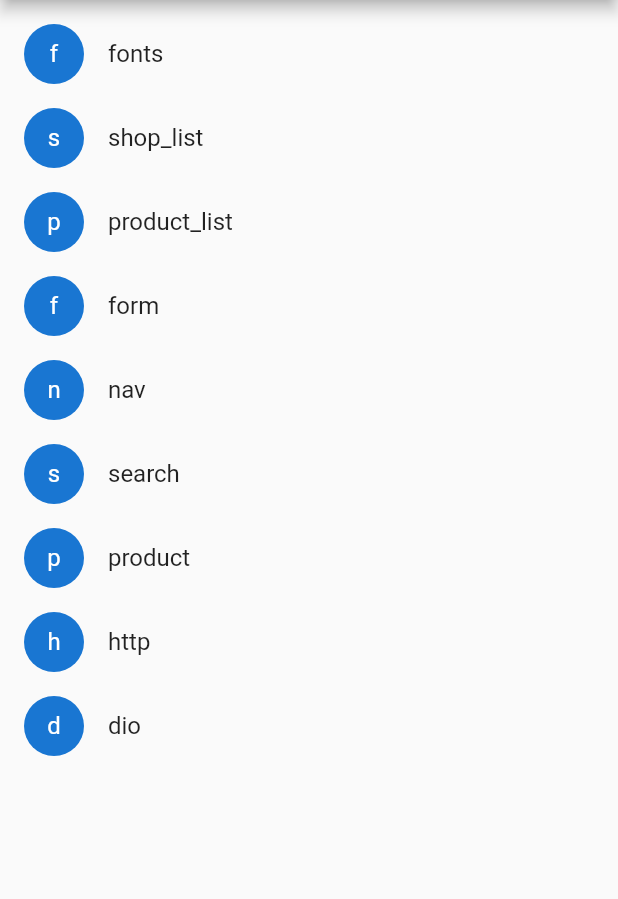
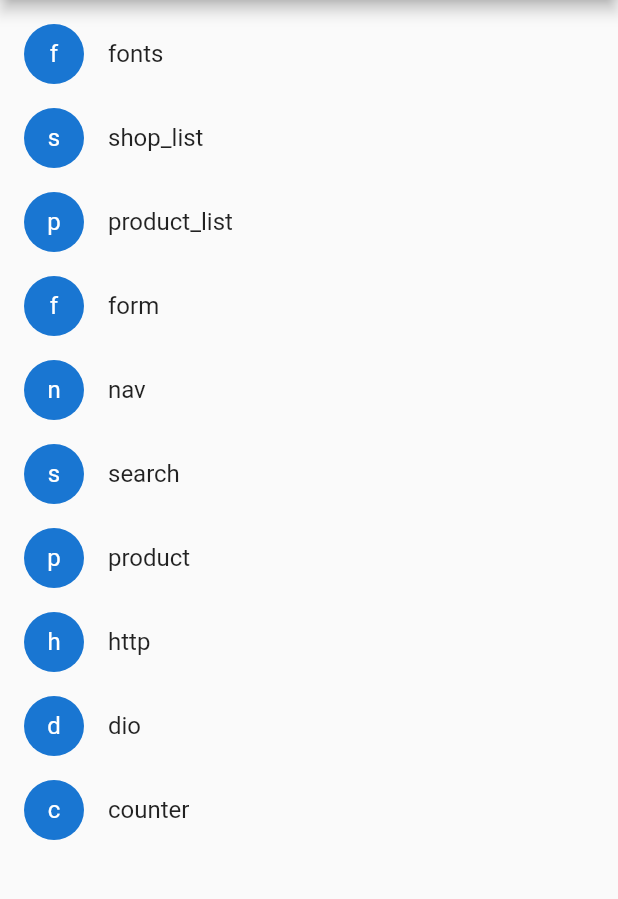
Before and after one commit to Infinite-eyes/FlutterDemo, a Flutter app: the screen it shows after launch, on a phone screen of 412 x 824 dp, the part 84-983 px from its top. Run offline on Flutter 3.47's test engine with Material 2 defaults, Android fonts, the phone set to English and light mode, and no system bars; our stand-ins replace dio.

```diff
--- a/lib/main.dart
+++ b/lib/main.dart
@@ -27,6 +27,7 @@ void main() {
           new Example("product", "product pages", "PRODUCT"),
           new Example("http", "http pages", "HTTP"),
           new Example("dio", "dio pages", "DIO"),
+          new Example("counter", "counter pages", "COUNTER"),
         ],
       ),
       onGenerateRoute: onGenerateRoute));
@@ -127,6 +128,10 @@ class _ExampleListState extends State<ExampleList> {
         Navigator.pushNamed(context, '/dio');
         break;
 
+      case "COUNTER":
+        Navigator.pushNamed(context, '/counter');
+        break;
+
     }
   }
 
--- a/lib/routes/routes.dart
+++ b/lib/routes/routes.dart
@@ -1,4 +1,5 @@
 import 'package:flutter/material.dart';
+import 'package:flutterapp/page/counter_page.dart';
 import 'package:flutterapp/page/fontspage.dart';
 import 'package:flutterapp/page/http_dio_page.dart';
 import 'package:flutterapp/page/http_page.dart';
@@ -17,6 +18,7 @@ final routes = {
       ProductInfoPage(arguments: arguments),
   '/http': (context, {arguments}) => HttpPage(),
   '/dio': (context, {arguments}) => HttpDioPage(),
+  '/counter': (context, {arguments}) => CounterPage(),
   ExtractArgumentsScreen.routeName: (context) => ExtractArgumentsScreen(),
 };
 
```
Also changed, not shown: lib/page/counter_page.dart (added, +44 -0 lines).
